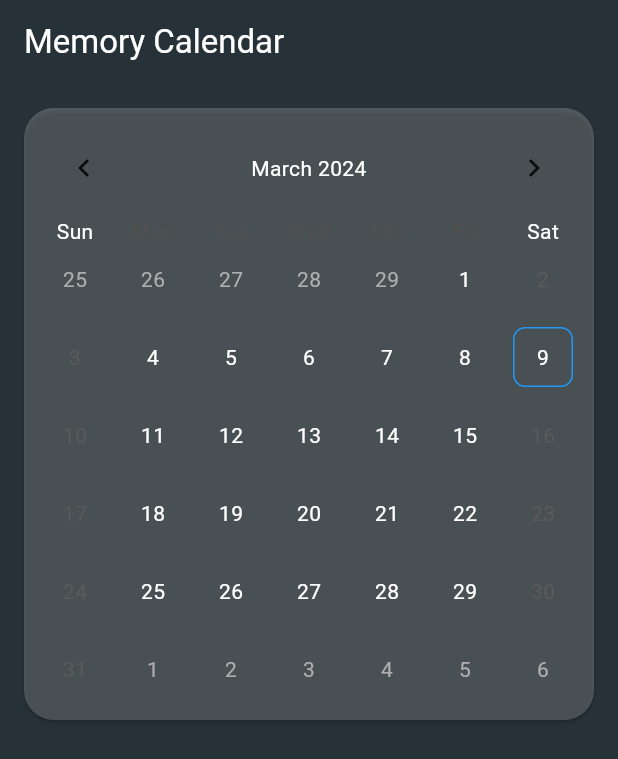
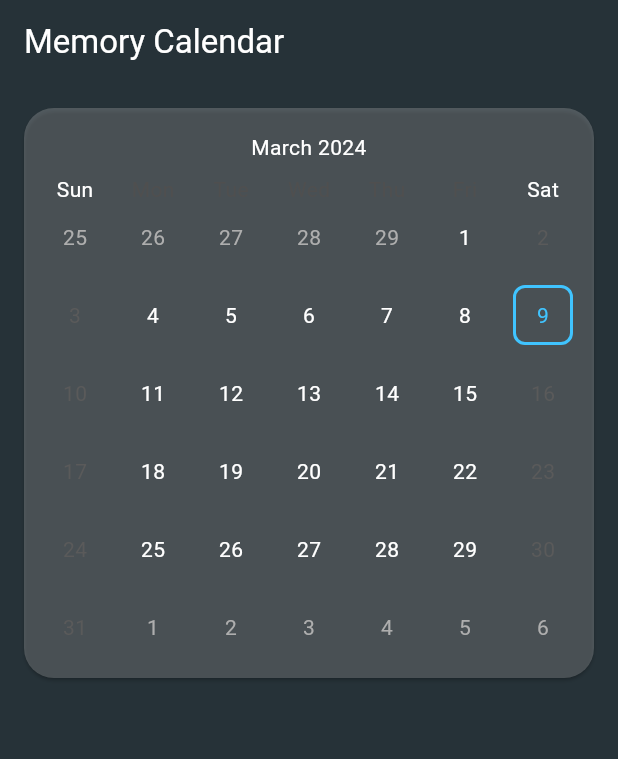
Before and after one commit to Helius-18/Memory-Calender, a Flutter app: the screen it shows after launch, on a phone screen of 412 x 824 dp. Shown: the top 759 px of the screen. Run offline on Flutter 3.47's test engine with Material 3 defaults, Android fonts, the phone set to English and light mode, and no system bars; drawn by our look-alikes of table_calendar.

Commit message:
issue with selecteddate fix

```diff
--- a/lib/main.dart
+++ b/lib/main.dart
@@ -1,5 +1,6 @@
 import 'package:flutter/material.dart';
 import 'package:table_calendar/table_calendar.dart';
+import 'package:intl/intl.dart';
 
 void main() {
   runApp(const MyApp());
@@ -16,7 +17,7 @@ class MyApp extends StatelessWidget {
         primarySwatch: Colors.blue,
         scaffoldBackgroundColor:
             Colors.blueGrey[900], // Set dark bluish ash background
-        textTheme: const TextTheme(
+         textTheme: const TextTheme(
           titleSmall: TextStyle(color: Colors.white),
           titleLarge: TextStyle(color: Colors.white),
           titleMedium: TextStyle(color: Colors.white),
@@ -40,6 +41,7 @@ class CalendarScreen extends StatefulWidget {
 class _CalendarScreenState extends State<CalendarScreen> {
   CalendarFormat _calendarFormat = CalendarFormat.month;
   DateTime _selectedDate = DateTime.now();
+  DateTime _focusedDate = DateTime.now();
   final List<Event> _events = [
     Event('Meeting with Team', DateTime.utc(2024, 3, 12, 10, 0)),
     Event('Lunch with Client', DateTime.utc(2024, 3, 15, 12, 30)),
@@ -58,12 +60,13 @@ class _CalendarScreenState extends State<CalendarScreen> {
         backgroundColor: Colors.blueGrey[900],
       ),
       body: GestureDetector(
-        onVerticalDragUpdate: (details) {
-          if (details.primaryDelta! > 0) {
-            // Dragged down
-            setState(() {
-              _calendarFormat = CalendarFormat.week;
-            });
+        onHorizontalDragEnd: (details) {
+          if (details.primaryVelocity! > 0) {
+            // Swiped to the right
+            _updateFocusedDate(-1);
+          } else if (details.primaryVelocity! < 0) {
+            // Swiped to the left
+            _updateFocusedDate(1);
           }
         },
         child: Column(
@@ -73,53 +76,44 @@ class _CalendarScreenState extends State<CalendarScreen> {
               shape: RoundedRectangleBorder(
                 borderRadius: BorderRadius.circular(20.0),
               ),
-              color: Colors.white
-                  .withOpacity(0.2), // Set a transparent glassy background
+              color: Colors.white.withOpacity(0.2),
               child: Padding(
                 padding: const EdgeInsets.all(8.0),
                 child: TableCalendar(
                   firstDay: DateTime.utc(2024, 1, 1),
                   lastDay: DateTime.utc(2040, 12, 31),
-                  focusedDay: _selectedDate,
+                  focusedDay: _focusedDate,
                   calendarFormat: _calendarFormat,
                   headerStyle: const HeaderStyle(
                     titleCentered: true,
                     formatButtonVisible: false,
-                    leftChevronVisible: true,
-                    rightChevronVisible: true,
+                    leftChevronVisible: false,
+                    rightChevronVisible: false,
                     titleTextStyle: TextStyle(color: Colors.white),
+                    leftChevronMargin: EdgeInsets.all(0),
+                    rightChevronMargin: EdgeInsets.all(0),
                   ),
                   daysOfWeekStyle: const DaysOfWeekStyle(
-                    weekendStyle: TextStyle(
-                        color: Colors.white), // White text for weekends
+                    weekendStyle: TextStyle(color: Colors.white),
                   ),
                   calendarStyle: CalendarStyle(
-                    defaultTextStyle: const TextStyle(
-                        color: Colors.white), // White text for default days
+                    defaultTextStyle: const TextStyle(color: Colors.white),
                     todayDecoration: BoxDecoration(
-                      color: Colors
-                          .transparent, // Transparent background for today
-                      shape: BoxShape.rectangle, // Square shape for today
-                      borderRadius: BorderRadius.circular(
-                          8), // Adjust the border radius as needed
+                      color: Colors.transparent,
+                      shape: BoxShape.rectangle,
+                      borderRadius: BorderRadius.circular(8),
                       border: Border.all(color: Colors.blue, width: 1),
                     ),
                     selectedDecoration: BoxDecoration(
-                      color: Colors
-                          .transparent, // Transparent background for selected day
-                      shape:
-                          BoxShape.rectangle, // Square shape for selected day
-                      borderRadius: BorderRadius.circular(
-                          8), // Adjust the border radius as needed
-                      border:
-                          Border.all(color: Colors.lightBlueAccent, width: 2),
+                      color: Colors.transparent,
+                      shape: BoxShape.rectangle,
+                      borderRadius: BorderRadius.circular(8),
+                      border: Border.all(color: Colors.lightBlueAccent, width: 2),
                     ),
-                    todayTextStyle: const TextStyle(
-                        color: Colors.white), // White text for today's date
-                    selectedTextStyle: const TextStyle(
-                        color: Colors
-                            .lightBlueAccent), // Light blue text for selected date
+                    todayTextStyle: const TextStyle(color: Colors.white),
+                    selectedTextStyle: const TextStyle(color: Colors.lightBlueAccent),
                   ),
+                  selectedDayPredicate: (day) => isSameDay(day, _selectedDate),
                   availableCalendarFormats: const {
                     CalendarFormat.month: 'Month',
                     CalendarFormat.week: 'Week',
@@ -132,12 +126,13 @@ class _CalendarScreenState extends State<CalendarScreen> {
                   onDaySelected: (selectedDay, focusedDay) {
                     setState(() {
                       _selectedDate = selectedDay;
+                      _focusedDate = focusedDay;
                       _calendarFormat = CalendarFormat.week;
                     });
                   },
                   onPageChanged: (focusedDay) {
                     setState(() {
-                      _selectedDate = focusedDay;
+                      _focusedDate = focusedDay;
                     });
                   },
                 ),
@@ -152,14 +147,27 @@ class _CalendarScreenState extends State<CalendarScreen> {
       ),
     );
   }
+
+  void _updateFocusedDate(int monthOffset) {
+    setState(() {
+      _focusedDate = DateTime.utc(
+        _focusedDate.year,
+        _focusedDate.month + monthOffset,
+        1,
+      );
+    });
+  }
 }
 
 class EventsWidget extends StatelessWidget {
   final List<Event> events;
   final DateTime selectedDate;
 
-  const EventsWidget(
-      {super.key, required this.events, required this.selectedDate});
+  const EventsWidget({
+    Key? key,
+    required this.events,
+    required this.selectedDate,
+  }) : super(key: key);
 
   @override
   Widget build(BuildContext context) {
@@ -176,12 +184,11 @@ class EventsWidget extends StatelessWidget {
         return ListTile(
           title: Text(
             event.title,
-            style: const TextStyle(color: Colors.white), // Set text color for events
+            style: const TextStyle(color: Colors.white),
           ),
           subtitle: Text(
             event.date.toLocal().toString(),
-            style: const TextStyle(
-                color: Colors.white), // Set text color for event dates
+            style: const TextStyle(color: Colors.white),
           ),
         );
       },
```
